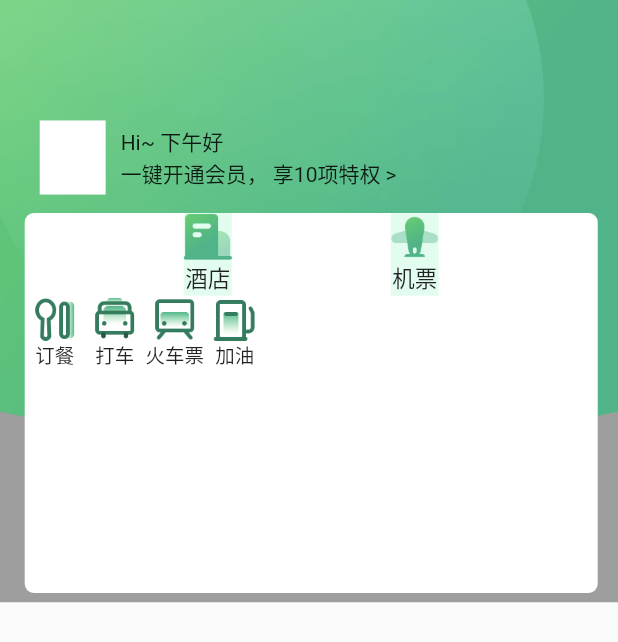
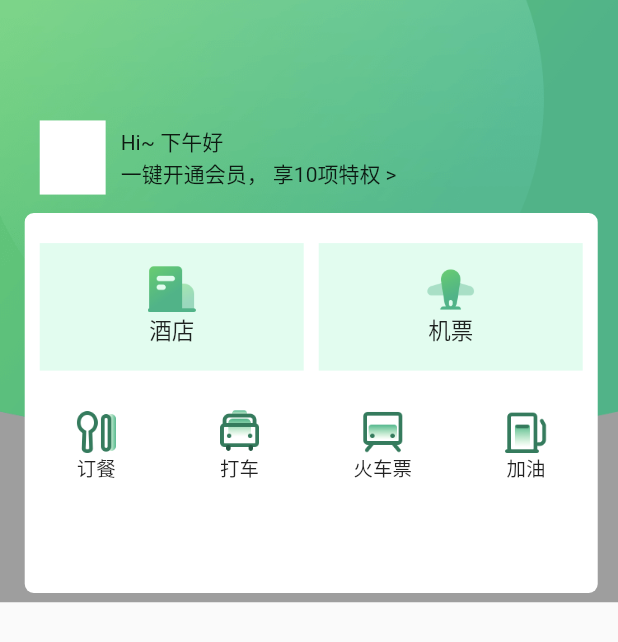
Before and after one commit to Alan-GitHub/kbb_app, a Flutter app: the HomeMainPageTop widget shown alone on an empty page, opened directly, on a phone screen of 412 x 824 dp. Shown: the top 642 px of the screen. Run offline on Flutter 3.47's test engine with Material 2 defaults, Android fonts, the phone set to English and light mode, and no system bars; our stand-ins replace flutter_screenutil; missing offline and left inert: dart:ffi, provide; statements that could not run were skipped.

Commit message:
首页顶部模块入口布局调整

```diff
--- a/lib/Home/Main/Views/HomeMainPageTop.dart
+++ b/lib/Home/Main/Views/HomeMainPageTop.dart
@@ -28,10 +28,7 @@ class HomeMainPageTop extends StatelessWidget {
   Widget compose(BuildContext context) {
     return Column(
       crossAxisAlignment: CrossAxisAlignment.start,
-      children: [
-        header(),
-        moduleEntry(context)
-      ],
+      children: [header(), moduleEntry(context)],
     );
   }
 
@@ -72,6 +69,7 @@ class HomeMainPageTop extends StatelessWidget {
             ],
           ),
           Row(
+            mainAxisAlignment: MainAxisAlignment.spaceEvenly,
             children: [
               twoLevelEntry(Home_Icon_Takeout, '订餐'),
               twoLevelEntry(Home_Icon_Taxi, '打车'),
@@ -87,18 +85,26 @@ class HomeMainPageTop extends StatelessWidget {
   //酒店、机票入口
   Widget oneLevelEntry(String imageUrl, String text) {
     return Container(
-      width: ScreenUtil.screenWidth,
+      width: (ScreenUtil().screenWidth - 30 - 30) / 2,
+      height: 85,
       color: Colors.greenAccent.withAlpha(50),
-      child: ImageTextFromTopToBottom(
-          imageUrl, text, 32, 55, 32, 32, 15.0, FontWeight.normal),
+      margin: EdgeInsets.only(top: 20),
+      child: Center(
+        child: ImageTextFromTopToBottom(
+            imageUrl, text, 32, 55, 32, 32, 15.0, FontWeight.normal),
+      ),
     );
   }
 
   //订餐、打车、火车票、加油入口
   Widget twoLevelEntry(String imageUrl, String text) {
     return Container(
-        child: ImageTextFromTopToBottom(
-            imageUrl, text, 40, 50, 30, 30, 13.0, FontWeight.normal));
+        width: (ScreenUtil().screenWidth - 30) / 4,
+        height: 100,
+        child: Center(
+          child: ImageTextFromTopToBottom(
+              imageUrl, text, 40, 50, 30, 30, 13.0, FontWeight.normal),
+        ));
   }
 
   //图片文字组件
```
